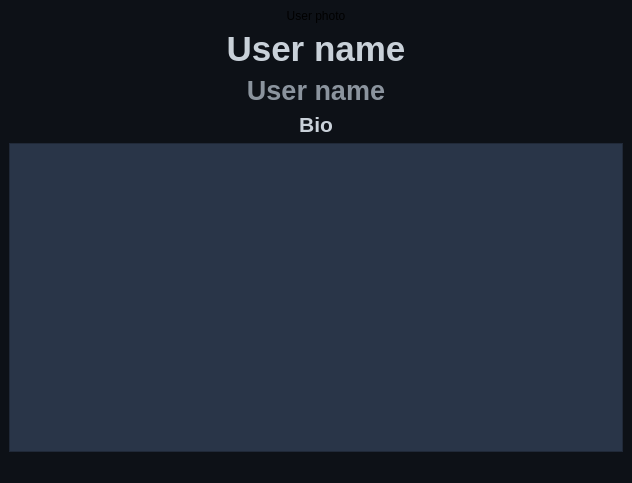
Old version of the form Projetos/GitHub_user_information/layouts/user_informations.ui in the repository JoaoEmanuell/Meus-Estudos-Python.
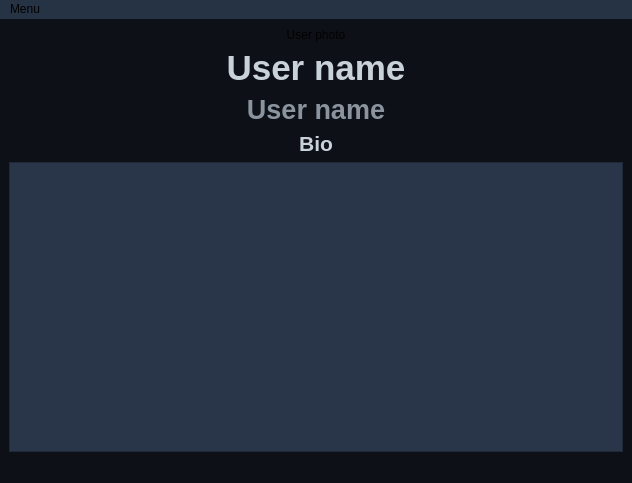
New version of the form.

Commit message: menu return, requirements, cache user

```diff
--- a/Projetos/GitHub_user_information/layouts/user_informations.ui
+++ b/Projetos/GitHub_user_information/layouts/user_informations.ui
@@ -104,6 +104,30 @@
      <height>20</height>
     </rect>
    </property>
+   <property name="styleSheet">
+    <string notr="true">background-color: rgb(38, 51, 68);</string>
+   </property>
+   <widget class="QMenu" name="menuMenu">
+    <property name="enabled">
+     <bool>true</bool>
+    </property>
+    <property name="font">
+     <font>
+      <pointsize>9</pointsize>
+     </font>
+    </property>
+    <property name="cursor">
+     <cursorShape>UpArrowCursor</cursorShape>
+    </property>
+    <property name="styleSheet">
+     <string notr="true"/>
+    </property>
+    <property name="title">
+     <string>Menu</string>
+    </property>
+    <addaction name="actionVoltar"/>
+   </widget>
+   <addaction name="menuMenu"/>
   </widget>
   <widget class="QStatusBar" name="statusbar"/>
  </widget>
```
Left out of the diff: 10 changed lines with no effect on the pictures. The commit also changes 4 other files.
